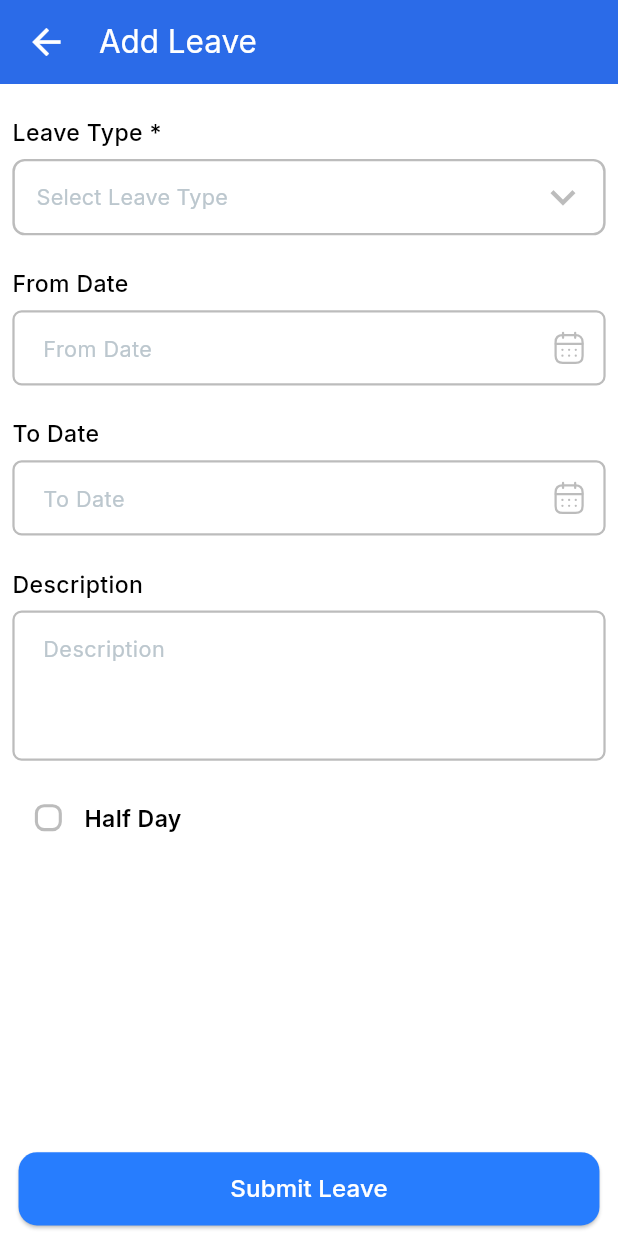
After one commit to Zota-NexTech-Limited/FieldForce, a Flutter app: the AddLeaveScreen screen opened directly, on a phone screen of 412 x 824 dp. The commit adds this screen. Run offline on Flutter 3.47's test engine with Material 3 defaults, Android fonts, the phone set to English and light mode, and no system bars; drawn by our look-alikes of dropdown_button2; our stand-ins replace bloc, equatable, file_picker, flutter_bloc, flutter_svg, loading_animation_widget and 5 more; accounts and stored records are empty.

Commit message:
add leave bloc added and integrated

```diff
--- /dev/null
+++ b/lib/bloc/add_leave_bloc/add_leave_event.dart
@@ -0,0 +1,16 @@
+part of 'add_leave_bloc.dart';
+
+@immutable
+sealed class AddLeaveEvent extends Equatable{
+  const AddLeaveEvent();
+  @override
+  List<Object> get props => [];
+}
+
+
+class AddNewLeaveEvent extends AddLeaveEvent{
+  final  Leave leaveDetails;
+  const AddNewLeaveEvent({required this.leaveDetails,});
+  @override
+  List<Object> get props => [leaveDetails];
+}
--- /dev/null
+++ b/lib/bloc/add_leave_bloc/add_leave_state.dart
@@ -0,0 +1,31 @@
+part of 'add_leave_bloc.dart';
+
+@immutable
+sealed class AddLeaveState extends Equatable{
+  const AddLeaveState();
+  @override
+  List<Object> get props => [];
+}
+
+final class AddLeaveInitial extends AddLeaveState {}
+
+
+class AddLeaveLoadingState extends AddLeaveState{
+  const AddLeaveLoadingState();
+  @override
+  List<Object> get props => [];
+}
+
+class AddLeaveSuccessState extends AddLeaveState{
+  final String message;
+  const AddLeaveSuccessState({required this.message,});
+  @override
+  List<Object> get props => [message];
+}
+
+class AddLeaveFailedState extends AddLeaveState{
+  final String message;
+  const AddLeaveFailedState({required this.message});
+  @override
+  List<Object> get props => [message];
+}
--- a/lib/dao/leave_dao.dart
+++ b/lib/dao/leave_dao.dart
@@ -29,7 +29,7 @@ class LeaveDao{
   Future addLeave(
       {required Leave leaveDetails}
       ) async {
-    var url = '${Config.url}/field-force/field-force/leave/add';
+    var url = '${Config.url}/field-force/leave/add';
     print("----------Dao 1----------");
 
     Map<String,dynamic> body=leaveDetails.toJson();
--- a/lib/helper/colors.dart
+++ b/lib/helper/colors.dart
@@ -7,7 +7,7 @@ class COLORS{
   static const Color darkBlue = Color(0xff277DFE);
   static const Color black = Color(0xff000000);
   static const Color white = Color(0xffffffff);
-  static const Color gray = Color(0xff6B737A);
+  static const Color gray = Color(0xffBCBCBC);
   static const Color red = Color(0xffff0000);
   static const Color blackMedium = Color(0xff323D5A);
   static const Color whiteMedium = Color(0xffBCC7CE);
@@ -26,5 +26,5 @@ class COLORS{
   static const Color blueExtraLight = Color(0xffCED3DE);
   static const Color blueExtraDark = Color(0xff0095FF);
   static const Color blueLight2   = Color(0xffEBF3FE);
-  static const Color gayDark   = Color(0xff676767);
+  static const Color grayExtraDark   = Color(0xff676767);
 }
--- a/lib/helper/decoration_helpers/text_form_field_decoration-helpers/text_field_decoration_with_suffixIcon.dart
+++ b/lib/helper/decoration_helpers/text_form_field_decoration-helpers/text_field_decoration_with_suffixIcon.dart
@@ -4,6 +4,7 @@ import 'package:fieldsales/helper/colors.dart';
 import 'package:fieldsales/helper/config.dart';
 import 'package:fieldsales/helper/size_config.dart';
 import 'package:flutter/material.dart';
+import 'package:flutter_svg/flutter_svg.dart';
 
 
 InputDecoration textFieldDecorationWithSuffixIcon({required String hint,required VoidCallback onTap,required String icon,}) {
@@ -50,6 +51,6 @@ InputDecoration textFieldDecorationWithSuffixIcon({required String hint,required
           onTap: onTap,
           child: Container(
             padding: EdgeInsets.all(SizeConfig.blockWidth*3),
-              child: SvgImageHelper(image: icon)))
+              child:SvgPicture.asset(icon,fit: BoxFit.contain,color: COLORS.gray,)))
   );
 }
--- a/lib/models/leave/leave_model.dart
+++ b/lib/models/leave/leave_model.dart
@@ -68,7 +68,7 @@ class Leave {
     "leave_to_date": leaveToDate!.toIso8601String(),
     "description": description,
     "is_halfday": isHalfday,
-    "update_date": updateDate!.toIso8601String(),
-    "created_date": createdDate!.toIso8601String(),
+    //"update_date": updateDate!.toIso8601String(),
+    //"created_date": createdDate!.toIso8601String(),
   };
 }
--- /dev/null
+++ b/lib/ui/leave/add_leave_screen.dart
@@ -0,0 +1,186 @@
+//import 'package:fieldsales/bloc/create_activity_bloc/create_activity_bloc.dart';
+import 'package:fieldsales/bloc/add_leave_bloc/add_leave_bloc.dart';
+import 'package:fieldsales/bloc/leave_list_bloc/leave_list_bloc.dart';
+import 'package:fieldsales/components/app_bar_component/app_bar_component.dart';
+import 'package:fieldsales/components/button_component/normal_button.dart';
+import 'package:fieldsales/components/dropdown_component/single_item_select_dropdown.dart';
+import 'package:fieldsales/components/text_component/input_field_title_text.dart';
+import 'package:fieldsales/components/text_component/normal_text.dart';
+import 'package:fieldsales/components/text_form_field_component/multy_line_text_form_field.dart';
+import 'package:fieldsales/components/text_form_field_component/textformfield_with_suffix_icon.dart';
+import 'package:fieldsales/helper/colors.dart';
+import 'package:fieldsales/helper/reuse_functions/date_picker.dart';
+import 'package:fieldsales/helper/size_config.dart';
+import 'package:fieldsales/models/leave/leave_model.dart';
+import 'package:fieldsales/ui/leave/leave_screen.dart';
+//import 'package:fieldsales/models/crm_models/create_activity_model.dart';
+import 'package:flutter/material.dart';
+import 'package:flutter_bloc/flutter_bloc.dart';
+class AddLeaveScreen extends StatefulWidget {
+  const AddLeaveScreen({super.key});
+
+  @override
+  State<AddLeaveScreen> createState() => _AddLeaveScreenState();
+}
+
+class _AddLeaveScreenState extends State<AddLeaveScreen> {
+  String? selectedLeaveType;
+  String? selectedAssignedTo;
+  List<String> leaveTypeList=["example1"];
+  List<String> assignedToList=["example1"];
+
+  TextEditingController fromDateController=TextEditingController();
+  TextEditingController toDateController=TextEditingController();
+  TextEditingController descriptionController=TextEditingController();
+
+   bool isHalfDay=false;
+  late AddLeaveBloc addLeaveBloc;
+  @override
+  void initState() {
+    // TODO: implement initState
+    super.initState();
+    addLeaveBloc=BlocProvider.of<AddLeaveBloc>(context);
+  }
+  @override
+  Widget build(BuildContext context) {
+    return SafeArea(
+        child:BlocListener<AddLeaveBloc,AddLeaveState>(listener: (context, state) {
+          if(state is AddLeaveLoadingState)
+          {
+
+          }else if(state is AddLeaveSuccessState)
+          {
+            final snackBar = SnackBar(content: Text(state.message));
+            ScaffoldMessenger.of(context).showSnackBar(snackBar);
+            Navigator.pop(context);
+            Navigator.pop(context);
+            Navigator.push(context, MaterialPageRoute(builder: (context)=>BlocProvider(create: (context)=>LeaveListBloc()..add(const FetchLeaveListEvent()),child: LeaveScreen(),)));
+          }else if(state is AddLeaveFailedState)
+          {
+            final snackBar = SnackBar(content: Text(state.message));
+            ScaffoldMessenger.of(context).showSnackBar(snackBar);
+          }
+          setState(() {
+
+          });
+        },child:  Scaffold(
+          backgroundColor: COLORS.white,
+          appBar: appBarComponent(title: "Add Leave", context: context),
+          body: SingleChildScrollView(
+            child: Container(
+              height: SizeConfig.screenHeight,
+              width: SizeConfig.screenWidth,
+              padding: EdgeInsets.symmetric(
+                horizontal: SizeConfig.blockWidth*2,
+              ),
+              child: Column(
+                crossAxisAlignment: CrossAxisAlignment.start,
+                children: [
+                  const InputFieldTitleText(text: "Leave Type *"),
+                  SingleItemSelectDropdown(
+                      selectedValue: selectedLeaveType,
+                      list: leaveTypeList,
+                      onChanged: (value){
+                        setState(() {
+                          selectedLeaveType=value;
+                        });
+                      },
+                      isError: false,
+                      hint: "Select Leave Type"),
+                  const InputFieldTitleText(text: "From Date"),
+                  TextFormFieldWithSuffixIcon(
+                      onChanged:  (value){},
+                      controller: fromDateController,
+                      hintText: "From Date",
+                      readOnly: true,
+                      inputType: TextInputType.text,
+                      validator: (value){
+                        return null;
+                      },
+                      onTap: (){
+                        setState(() {
+                          showSingleDatePickerHelper(context: context,controller: fromDateController);
+                        });
+                        print("fromDateController----------------${fromDateController.text}");
+
+                      },
+                      suffixIcon: "assets/image/svg_icons/calendar.svg"),
+                  const InputFieldTitleText(text: "To Date"),
+                  TextFormFieldWithSuffixIcon(
+                      onChanged:  (value){},
+                      controller: toDateController,
+                      hintText: "To Date",
+                      readOnly: true,
+                      inputType: TextInputType.text,
+                      validator: (value){
+                        return null;
+                      },
+                      onTap: (){
+                        setState(() {
+                          showSingleDatePickerHelper(context: context,controller: toDateController);
+                        });
+                        print("toDateController----------------${toDateController.text}");
+
+                      },
+                      suffixIcon: "assets/image/svg_icons/calendar.svg"),
+                  const InputFieldTitleText(text: "Description"),
+                  MultiLineTextFormField(
+                      onChanged: (value){},
+                      controller: descriptionController,
+                      inputType: TextInputType.text,
+                      validator:(value){return null;} ,
+                      isReadOnly: false,
+                      labelText: "Description"
+                  ),
+                  SizedBox(height: SizeConfig.blockHeight*2,),
+                  Row(
+                    children: [
+                      Checkbox(
+
+                        side: BorderSide(color:COLORS.gray,width: SizeConfig.blockWidth*0.5) ,
+                        shape: RoundedRectangleBorder(borderRadius: BorderRadius.all(Radius.circular(SizeConfig.blockWidth*1.5))),
+                          value: isHalfDay,
+                          activeColor: COLORS.darkBlue,
+                          onChanged: (value){
+                            setState(() {
+                              isHalfDay=value!;
+
+                            });
+                          }),
+                      NormalText(fontWeight: FontWeight.w600, color: COLORS.black, fontSize: 2.2, text:"Half Day"),
+                    ],
+                  ),
+                  SizedBox(height: SizeConfig.blockHeight*3,),
+
+                ],
+              ),
+            ),
+          ),
+          bottomNavigationBar: Container(
+            height: SizeConfig.blockHeight*8,
+            padding: EdgeInsets.symmetric(horizontal: SizeConfig.blockWidth*3,),
+            child: Column(
+              children: [
+                NormalButton(title: "Submit Leave", onTap: (){
+                  setState(() {
+
+                    Leave leaveDetails=Leave(
+                      leaveType: selectedLeaveType,
+                      leaveFromDate:DateTime.parse(fromDateController.text).add(Duration(hours: 5, minutes: 30)) ,
+                      leaveToDate: DateTime.parse(toDateController.text).add(Duration(hours: 5, minutes: 30)),
+                      description: descriptionController.text,
+                      isHalfday: isHalfDay
+                    );
+                    addLeaveBloc.add(AddNewLeaveEvent(leaveDetails: leaveDetails));
+                  });
+                }, height: SizeConfig.blockHeight*7, width: SizeConfig.screenWidth)
+              ],
+            ),
+          ),
+        ),)
+
+
+
+    );
+  }
+}
--- a/lib/ui/leave/leave_screen.dart
+++ b/lib/ui/leave/leave_screen.dart
@@ -1,5 +1,7 @@
 import 'dart:collection';
 //import 'package:fieldsales/bloc/get_activity_list/activity_list_bloc.dart';
+import 'package:fieldsales/bloc/add_leave_bloc/add_leave_bloc.dart';
+import 'package:fieldsales/bloc/create_activity_bloc/create_activity_bloc.dart';
 import 'package:fieldsales/bloc/leave_list_bloc/leave_list_bloc.dart';
 import 'package:fieldsales/components/button_component/add_new_button.dart';
 import 'package:fieldsales/components/state_management_components/empty_screen_component.dart';
@@ -11,6 +13,7 @@ import 'package:fieldsales/helper/config.dart';
 import 'package:fieldsales/helper/date_converter.dart';
 import 'package:fieldsales/helper/size_config.dart';
 import 'package:fieldsales/models/leave/leave_model.dart';
+import 'package:fieldsales/ui/leave/add_leave_screen.dart';
 //import 'package:fieldsales/models/my_activity_models/activiti_list_model.dart';
 import 'package:fieldsales/ui/my_activity/utils.dart';
 import 'package:flutter/material.dart';
@@ -341,7 +344,7 @@ class _LeaveScreenState extends State<LeaveScreen> {
                     mainAxisAlignment: MainAxisAlignment.center,
                     children: [
                       AddNewButton(title: "Add Leave", onTap: (){
-
+                        Navigator.push(context, MaterialPageRoute(builder: (context)=> BlocProvider(create: (context)=>AddLeaveBloc(),child:const AddLeaveScreen(),)));
                       }),
                     ],
                   ),
```
Also changed, not shown: lib/bloc/add_leave_bloc/add_leave_bloc.dart (added, +59 -0 lines).
